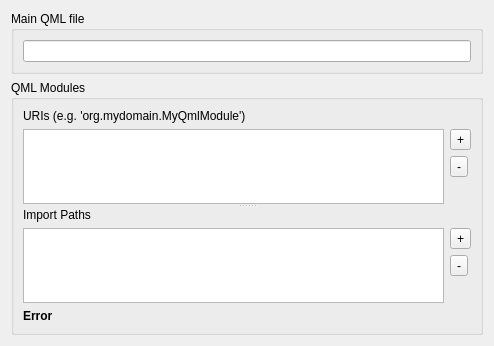
qt-creator/qt-creator, file src/plugins/qt4projectmanager/wizards/qmlstandaloneappwizardsourcespage.ui: the form before one commit.
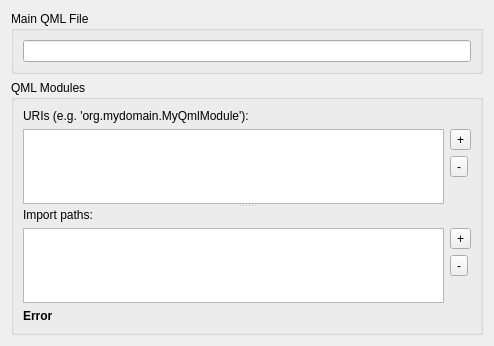
The form after the commit. Custom widgets are drawn as their Qt base class.

Commit message: UI text - fix capitalization in Qt Quick Application wizard

```diff
--- a/src/plugins/qt4projectmanager/wizards/qmlstandaloneappwizardsourcespage.ui
+++ b/src/plugins/qt4projectmanager/wizards/qmlstandaloneappwizardsourcespage.ui
@@ -17,7 +17,7 @@
    <item>
     <widget class="QGroupBox" name="mainQmlFileGroupBox">
      <property name="title">
-      <string>Main QML file</string>
+      <string>Main QML File</string>
      </property>
      <layout class="QVBoxLayout" name="verticalLayout_3">
       <item>
@@ -78,7 +78,7 @@
           <item row="0" column="0" colspan="2">
            <widget class="QLabel" name="label_2">
             <property name="text">
-             <string>URIs (e.g. 'org.mydomain.MyQmlModule')</string>
+             <string>URIs (e.g. 'org.mydomain.MyQmlModule'):</string>
             </property>
            </widget>
           </item>
@@ -122,7 +122,7 @@
           <item row="0" column="0" colspan="2">
            <widget class="QLabel" name="label">
             <property name="text">
-             <string>Import Paths</string>
+             <string>Import paths:</string>
             </property>
            </widget>
           </item>
```
The commit also changes 4 other files.
